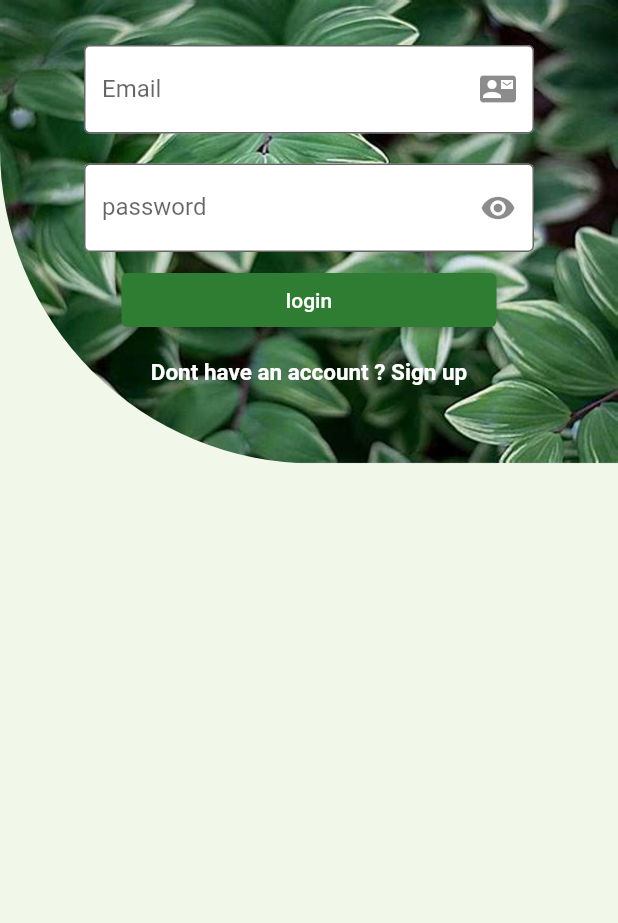
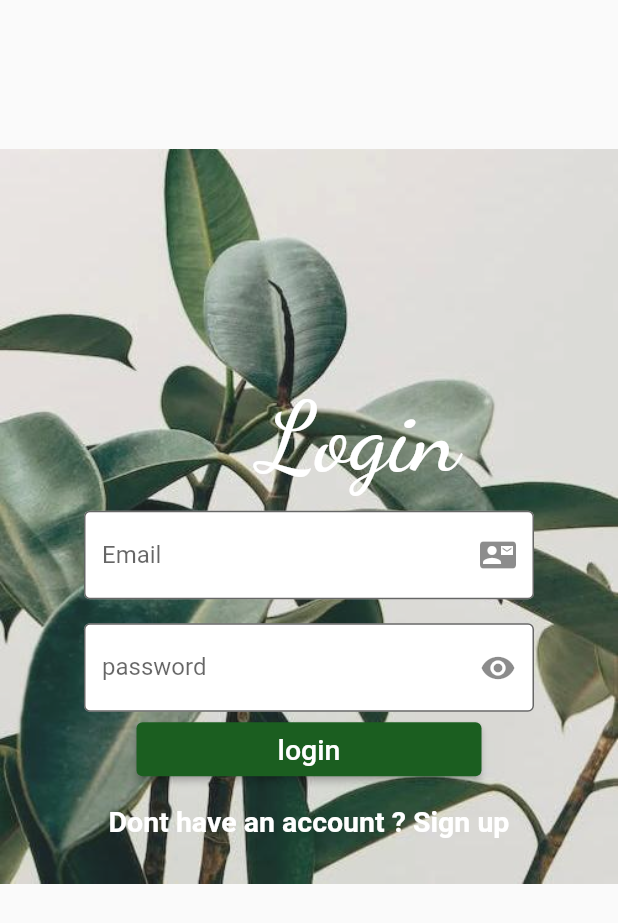
Before and after one commit to yaqoot9/Senior_App, a Flutter app: the screen it shows after launch, after a tap on "lets watering", on a phone screen of 412 x 824 dp. Shown: the top 923 px of the screen. Run offline on Flutter 3.47's test engine with Material 2 defaults, Android fonts, the phone set to English and light mode, and no system bars; our stand-ins replace carousel_slider, curved_navigation_bar, firebase_core, firebase_database, percent_indicator; missing offline and left inert: day_picker, dialogs; accounts and stored records are empty; network calls fail.

Commit message:
update login and register page!

```diff
--- a/lib/Login.dart
+++ b/lib/Login.dart
@@ -36,23 +36,18 @@ class _loginState extends State<login> {
   @override
   Widget build(BuildContext context) {
 
-    return Container(
-      color: Colors.lightGreen[50],
-      child:Center(
-
-      child: Stack(children: [
-        //SizedBox(height: 590,),
-        ClipRRect(
-          borderRadius: BorderRadius.only(
-            bottomLeft: Radius.circular(210),
-          ),
-          child: Image.asset('assets/plantCover.jpg'),
+    return Stack(children: [
+        Container(
+          margin: EdgeInsets.only(top:99),
+          child: Image.asset('assets/plantCover.jpg',  opacity: AlwaysStoppedAnimation(0.9),fit: BoxFit.cover),
         ),
 
   Center(child:Form(key: _formKey,
     child:Column(
+      mainAxisAlignment: MainAxisAlignment.center,
       children: [
-        SizedBox(height: 30,),
+        Text("    Login",style: TextStyle(fontSize: 65,fontFamily: 'Dancing',fontWeight: FontWeight.w500,color: Colors.white),),
+        SizedBox(height: 10,),
         ConstrainedBox(constraints: BoxConstraints.tightFor(width: 300) ,
           child:  TextFormField(
             controller: _emailController,
@@ -74,7 +69,7 @@ class _loginState extends State<login> {
 
           ),),
 
-        Padding(padding: EdgeInsets.all(10),),
+        Padding(padding: EdgeInsets.all(8),),
         ConstrainedBox(constraints: BoxConstraints.tightFor(width: 300)
           ,child:TextFormField(
               controller: _passwordController,
@@ -110,17 +105,17 @@ class _loginState extends State<login> {
 
 
           ) ,),
-        Padding(padding: EdgeInsets.only(top: 8)),
-        ConstrainedBox(constraints:  BoxConstraints.tightFor(width: 250),child:   ElevatedButton(
-            style:ButtonStyle(backgroundColor: MaterialStatePropertyAll<Color>(Colors.green[800]!)),
+        Padding(padding: EdgeInsets.only(top: 1)),
+        ConstrainedBox(constraints:  BoxConstraints.tightFor(width: 230),child:   ElevatedButton(
+            style:ButtonStyle(backgroundColor: MaterialStatePropertyAll<Color>(Colors.green[900]!)),
             onPressed:(){
               if(_formKey.currentState!.validate()){
                 Navigator.pushNamed(context,'/HomePage',);
               }
-            }, child: Text('login',)
+            }, child: Text('login',style:TextStyle(fontWeight: FontWeight.w500,fontSize: 19),)
         ), ),
 
-        TextButton(child: Text("Dont have an account ? Sign up",style: TextStyle(color: Colors.white,fontWeight: FontWeight.bold,fontSize: 15),),onPressed: () => Navigator.pushNamed(context,'/RegisterPage',))
+        TextButton(child: Text("Dont have an account ? Sign up",style: TextStyle(color: Colors.white,fontWeight: FontWeight.bold,fontSize: 19),),onPressed: () => Navigator.pushNamed(context,'/RegisterPage',))
 
 
       ],
@@ -130,7 +125,7 @@ class _loginState extends State<login> {
 
 
       ],
-      ),
-));
+      )
+;
   }
 }
--- a/lib/main.dart
+++ b/lib/main.dart
@@ -30,13 +30,13 @@ class MyApp extends StatelessWidget {
                   borderRadius: BorderRadius.only(
                     bottomLeft: Radius.circular(210),
                   ),
-                  child: Image.asset('assets/plantCover.jpg'),
+                  child: Image.asset('assets/plantCover.jpg',),
                 ),
-                Padding(padding:EdgeInsets.all(38)),
-                Text("fresh your plants",style: TextStyle(fontSize: 30,fontWeight:FontWeight.w300),),
-                Padding(padding: EdgeInsets.all(23)),
-                Text("Water your plants smartly while you are at home",textAlign:TextAlign.center,style: TextStyle(fontWeight: FontWeight.bold,fontSize: 25),),
-                Padding(padding:EdgeInsets.all(33)),
+                Padding(padding:EdgeInsets.all(18)),
+                Text("fresh your plants",style: TextStyle(fontSize: 40,fontWeight:FontWeight.w400,fontFamily:'Dancing'),),
+                Padding(padding: EdgeInsets.all(13)),
+                Text("Water your plants smartly while you are at home",textAlign:TextAlign.center,style: TextStyle(fontWeight: FontWeight.bold,fontSize: 21,fontFamily: 'Courgette'),),
+                Padding(padding:EdgeInsets.all(13)),
               Builder(builder: (context)=>Center(
                 child:  TextButton(onPressed: () => Navigator.pushNamed(context,'/LoginPage'),
                 style: ButtonStyle(backgroundColor: MaterialStatePropertyAll<Color>(Colors.green[900]!),),
```
Also changed, not shown: lib/Register.dart (+55 -20 lines), pubspec.yaml (+12 -8 lines), assets/Cover.jpg (added), assets/fonts/Courgette-Regular.ttf (added), assets/fonts/DancingScript-Medium.ttf (added), assets/plant1.jpg (added), assets/plant2.jpg (added), assets/plantCover.jpg, assets/plantPaper.jpg (added).
